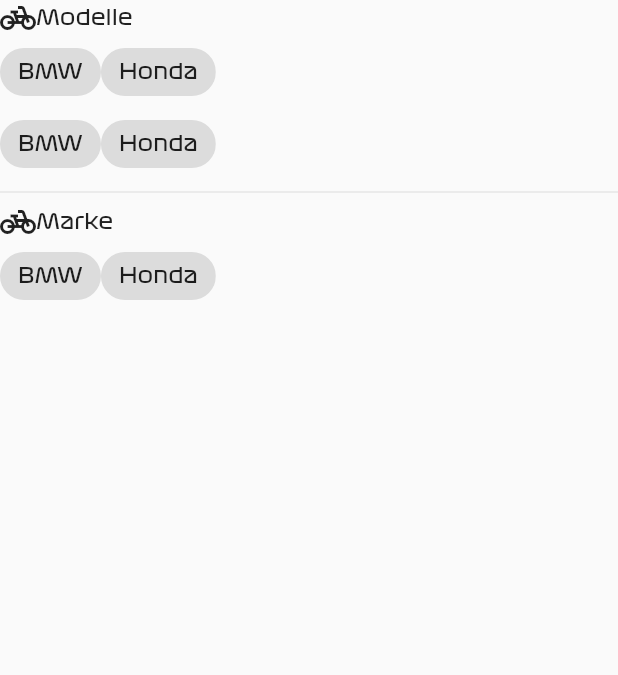
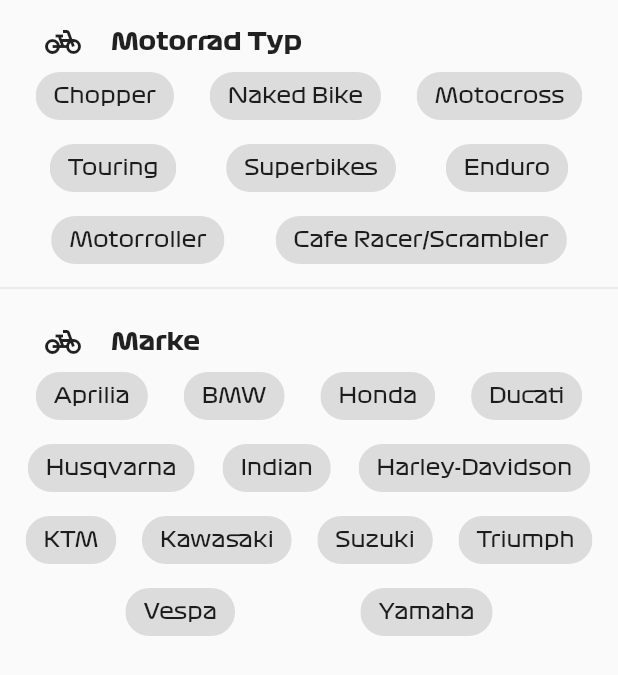
Before and after one commit to fatihbozer/ridesnbikes, a Flutter app: the SelectBike widget shown alone on an empty page, opened directly, on a phone screen of 412 x 824 dp. Shown: the top 675 px of the screen. Run offline on Flutter 3.47's test engine with Material 2 defaults, Android fonts, the light colour scheme and no system bars; network calls fail.

Commit message:
chips fertiggestellt

```diff
--- a/lib/rides_screens/bike_screen.dart
+++ b/lib/rides_screens/bike_screen.dart
@@ -24,7 +24,7 @@
                       onPressed: () {
                         Scaffold.of(context).showBottomSheet((context) => SelectBike());
                       },
-                      child: Text('add Motorcycle'),
+                      child: Text('choose Motorcycle'),
                     ),
                   ),
                 ),
--- a/lib/rides_widgets/rides_select_bike.dart
+++ b/lib/rides_widgets/rides_select_bike.dart
@@ -10,35 +10,93 @@
       height: 500,
       child: Column(
         children: [
+          SizedBox(height: 16),
           Row(
             children: [
+              Padding(
+                padding: EdgeInsets.only(left: 30),
+              ),
               Icon(Icons.pedal_bike),
-              Text('Modelle'),
+              Padding(
+                padding: EdgeInsets.only(left: 20),
+              ),
+              Text(
+                'Motorrad Typ',
+                style: TextStyle(fontFamily: 'Formula1bold', fontSize: 16),
+              ),
             ],
           ),
           Row(
+            mainAxisAlignment: MainAxisAlignment.spaceEvenly,
             children: [
-              BikeChip(text: 'BMW'),
-              BikeChip(text: 'Honda'),
+              BikeChip(text: 'Chopper'),
+              BikeChip(text: 'Naked Bike'),
+              BikeChip(text: 'Motocross'),
             ],
           ),
           Row(
+            mainAxisAlignment: MainAxisAlignment.spaceEvenly,
             children: [
-              BikeChip(text: 'BMW'),
-              BikeChip(text: 'Honda'),
+              BikeChip(text: 'Touring'),
+              BikeChip(text: 'Superbikes'),
+              BikeChip(text: 'Enduro'),
+            ],
+          ),
+          Row(
+            mainAxisAlignment: MainAxisAlignment.spaceEvenly,
+            children: [
+              BikeChip(text: 'Motorroller'),
+              BikeChip(text: 'Cafe Racer/Scrambler'),
             ],
           ),
           Divider(),
+          SizedBox(height: 16),
           Row(
             children: [
+              Padding(
+                padding: EdgeInsets.only(left: 30),
+              ),
               Icon(Icons.pedal_bike),
-              Text('Marke'),
+              Padding(
+                padding: EdgeInsets.only(left: 20),
+              ),
+              Text(
+                'Marke',
+                style: TextStyle(fontFamily: 'Formula1bold', fontSize: 16),
+              ),
             ],
           ),
           Row(
+            mainAxisAlignment: MainAxisAlignment.spaceEvenly,
             children: [
+              BikeChip(text: 'Aprilia'),
               BikeChip(text: 'BMW'),
               BikeChip(text: 'Honda'),
+              BikeChip(text: 'Ducati'),
+            ],
+          ),
+          Row(
+            mainAxisAlignment: MainAxisAlignment.spaceEvenly,
+            children: [
+              BikeChip(text: 'Husqvarna'),
+              BikeChip(text: 'Indian'),
+              BikeChip(text: 'Harley-Davidson'),
+            ],
+          ),
+          Row(
+            mainAxisAlignment: MainAxisAlignment.spaceEvenly,
+            children: [
+              BikeChip(text: 'KTM'),
+              BikeChip(text: 'Kawasaki'),
+              BikeChip(text: 'Suzuki'),
+              BikeChip(text: 'Triumph'),
+            ],
+          ),
+          Row(
+            mainAxisAlignment: MainAxisAlignment.spaceEvenly,
+            children: [
+              BikeChip(text: 'Vespa'),
+              BikeChip(text: 'Yamaha'),
             ],
           ),
         ],
```
